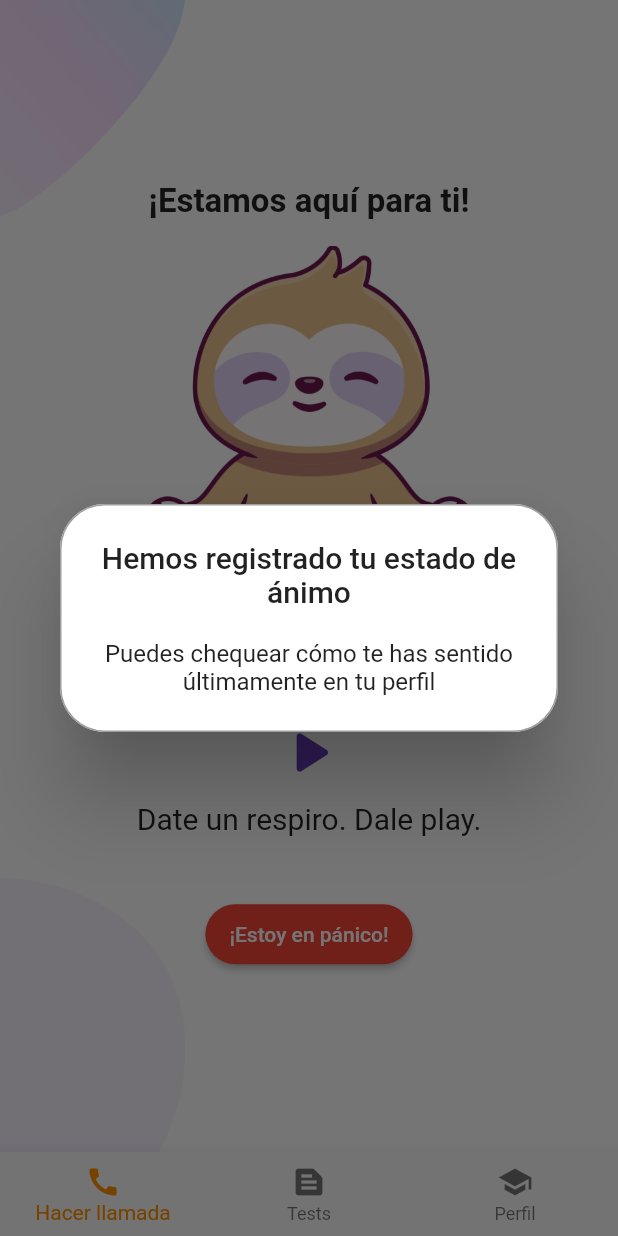
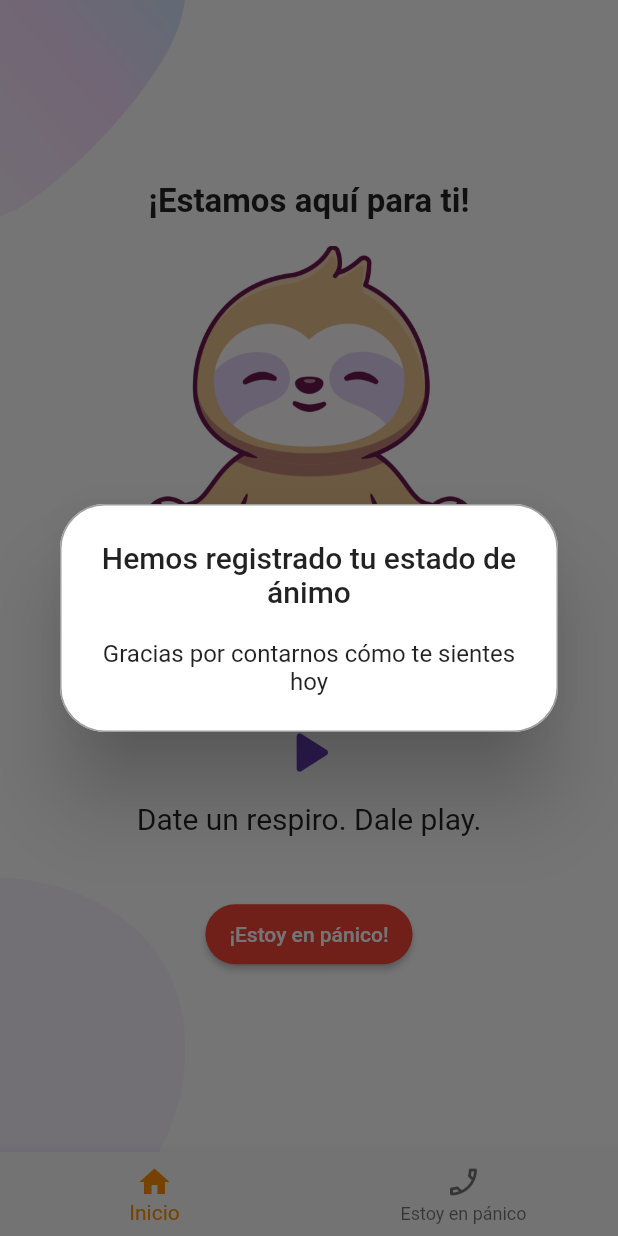
Before and after one commit to JUSELERO/homehealth, a Flutter app: the TestDiario screen opened by its route, after a tap on "¡Todo bien!", on a phone screen of 412 x 824 dp. Run offline on Flutter 3.47's test engine with Material 2 defaults, Android fonts, the phone set to English and light mode, and no system bars; our stand-ins replace audioplayers, charts_flutter, contacts_service, flutter_svg, geolocator, permission_handler and 2 more; missing offline and left inert: telephony; accounts and stored records are empty; statements that could not run were skipped.

Commit message:
finish al parecer

```diff
--- a/lib/src/pages/auth/audioplayer.dart
+++ b/lib/src/pages/auth/audioplayer.dart
@@ -65,7 +65,6 @@ class AudioPlayerHHState extends State<AudioPlayerHH> {
     'audios/audio1.mp3',
     'audios/audio2.mp3',
     'audios/audio3.mp3',
-    'audios/audio4.mp3',
     'audios/audio5.mp3'
   ];
   //String path = 'audios/bien.mp3';
--- a/lib/src/pages/auth/elegiropcion.dart
+++ b/lib/src/pages/auth/elegiropcion.dart
@@ -24,8 +24,7 @@ class MostrarCuadroTexto extends StatelessWidget {
         child: SingleChildScrollView(
           child: ListBody(
             children: const <Widget>[
-              Text(
-                  'Puedes chequear cómo te has sentido últimamente en tu perfil',
+              Text('Gracias por contarnos cómo te sientes hoy.',
                   textAlign: TextAlign.center),
             ],
           ),
--- a/lib/src/pages/auth/test_diario.dart
+++ b/lib/src/pages/auth/test_diario.dart
@@ -30,8 +30,7 @@ class MostrarCuadroTexto extends StatelessWidget {
         child: SingleChildScrollView(
           child: ListBody(
             children: const <Widget>[
-              Text(
-                  'Puedes chequear cómo te has sentido últimamente en tu perfil',
+              Text('Gracias por contarnos cómo te sientes hoy',
                   textAlign: TextAlign.center),
             ],
           ),
@@ -78,7 +77,7 @@ class MostrarCuadroTexto_Mal extends StatelessWidget {
                 style: TextStyle(fontWeight: FontWeight.bold),
               ),
               Text(
-                '\n En unos segundos, podrás llamar a una persona de confianza y se le enviará un mensaje automático de emergencia con tu ubicación. \n\n Hemos registrado tu estado de ánimo y puedes chequearlo en tu perfil',
+                '\n En unos segundos, podrás llamar a una persona de confianza y se le enviará un mensaje automático de emergencia con tu ubicación.',
                 textAlign: TextAlign.center,
                 style: TextStyle(fontWeight: FontWeight.w300),
               ),
--- a/lib/src/pages/main_page.dart
+++ b/lib/src/pages/main_page.dart
@@ -6,6 +6,8 @@ import 'package:homehealth/src/bloc/register_profile_bloc.dart';
 import 'package:homehealth/src/models/profile_model.dart';
 import 'package:homehealth/src/pages/activities/activities_page.dart';
 import 'package:homehealth/src/pages/activities/my_activities_page.dart';
+import 'package:homehealth/src/pages/auth/appcontacts.dart';
+import 'package:homehealth/src/pages/contacts.dart';
 import 'package:homehealth/src/pages/profile_page.dart';
 import 'package:homehealth/src/providers/provider.dart';
 import 'package:homehealth/src/providers/usuario_provider.dart';
@@ -18,11 +20,61 @@ class MainPage extends StatefulWidget {
   _MainPageState createState() => _MainPageState();
 }
 
+class MostrarCuadroTexto_Mal extends StatelessWidget {
+  @override
+  Widget build(BuildContext context) {
+    return AlertDialog(
+      shape: RoundedRectangleBorder(
+        borderRadius: BorderRadius.circular(30),
+        side: BorderSide(color: Colors.grey),
+      ),
+      title: Column(children: [
+        const Text(
+          'Todo va a estar bien',
+          textAlign: TextAlign.center,
+          style: TextStyle(fontWeight: FontWeight.bold, fontSize: 40),
+        ),
+        SizedBox(height: 10),
+        Image(
+          image: AssetImage('assets/images/friends.png'),
+          width: 150,
+          height: 150,
+          fit: BoxFit.contain,
+        ),
+      ]),
+      content: Container(
+        decoration: new BoxDecoration(
+          shape: BoxShape.rectangle,
+          color: const Color(0xFFFFFF),
+          //borderRadius: new BorderRadius.all(new Radius.circular(100.0)),
+        ),
+        child: SingleChildScrollView(
+          child: ListBody(
+            children: const <Widget>[
+              Text(
+                'Estamos cargando tus contactos.',
+                textAlign: TextAlign.center,
+                style: TextStyle(fontWeight: FontWeight.bold),
+              ),
+              Text(
+                '\n En unos segundos, podrás llamar a una persona de confianza y se le enviará un mensaje automático de emergencia con tu ubicación.',
+                textAlign: TextAlign.center,
+                style: TextStyle(fontWeight: FontWeight.w300),
+              ),
+            ],
+          ),
+        ),
+      ),
+    );
+  }
+}
+
 class _MainPageState extends State<MainPage> {
   final List<Widget> _listPages = [
     AudioPlayerHH(),
-    ActivitiesPage(),
-    ProfilePage()
+    MyAppContacts(),
+    //ActivitiesPage(),
+    //ProfilePage()
   ];
 
   int _selectedIndex = 0;
@@ -39,19 +91,19 @@ class _MainPageState extends State<MainPage> {
         bottomNavigationBar: BottomNavigationBar(
           items: [
             BottomNavigationBarItem(
-              icon: Icon(Icons.call),
-              label: 'Hacer llamada',
+              icon: Icon(Icons.home),
+              label: 'Inicio',
               backgroundColor: Colors.redAccent,
             ),
             BottomNavigationBarItem(
-              icon: Icon(Icons.text_snippet),
+              icon: Icon(Icons.phone_enabled_outlined),
               backgroundColor: Colors.blueAccent,
-              label: 'Tests',
+              label: 'Estoy en pánico',
             ),
-            BottomNavigationBarItem(
-              icon: Icon(Icons.school),
-              label: 'Perfil',
-            ),
+            // BottomNavigationBarItem(
+            //   icon: Icon(Icons.school),
+            //   label: 'Perfil',
+            // ),
           ],
           onTap: _onItemTapped,
           selectedItemColor: Colors.amber[800],
@@ -73,21 +125,33 @@ class _MainPageState extends State<MainPage> {
 
       //   break;
       case 1:
-        return Positioned(
-          left: 50.0,
-          top: 1000.0,
-          child: ListView(
-            children: [
-              myLayoutWidget(),
-              myLayoutWidget(),
-              myLayoutWidget(),
-              myLayoutWidget(),
-              myLayoutWidget(),
-              myLayoutWidget(),
-              myLayoutWidget(),
-            ],
-          ),
+        return FloatingActionButton(
+          onPressed: () {
+            Navigator.pushReplacementNamed(context, 'contacts2');
+            showDialog(
+                useRootNavigator: false,
+                context: context,
+                builder: (context) {
+                  return MostrarCuadroTexto_Mal();
+                });
+          },
+          child: Icon(Icons.edit),
         );
+      // return Positioned(
+      //   left: 50.0,
+      //   top: 1000.0,
+      //   child: ListView(
+      //     children: [
+      //       myLayoutWidget(),
+      //       myLayoutWidget(),
+      //       myLayoutWidget(),
+      //       myLayoutWidget(),
+      //       myLayoutWidget(),
+      //       myLayoutWidget(),
+      //       myLayoutWidget(),
+      //     ],
+      //   ),
+      // );
       //TestGeneric();
       // myLayoutWidget()
 
```
Also changed, not shown: 1 other file.
